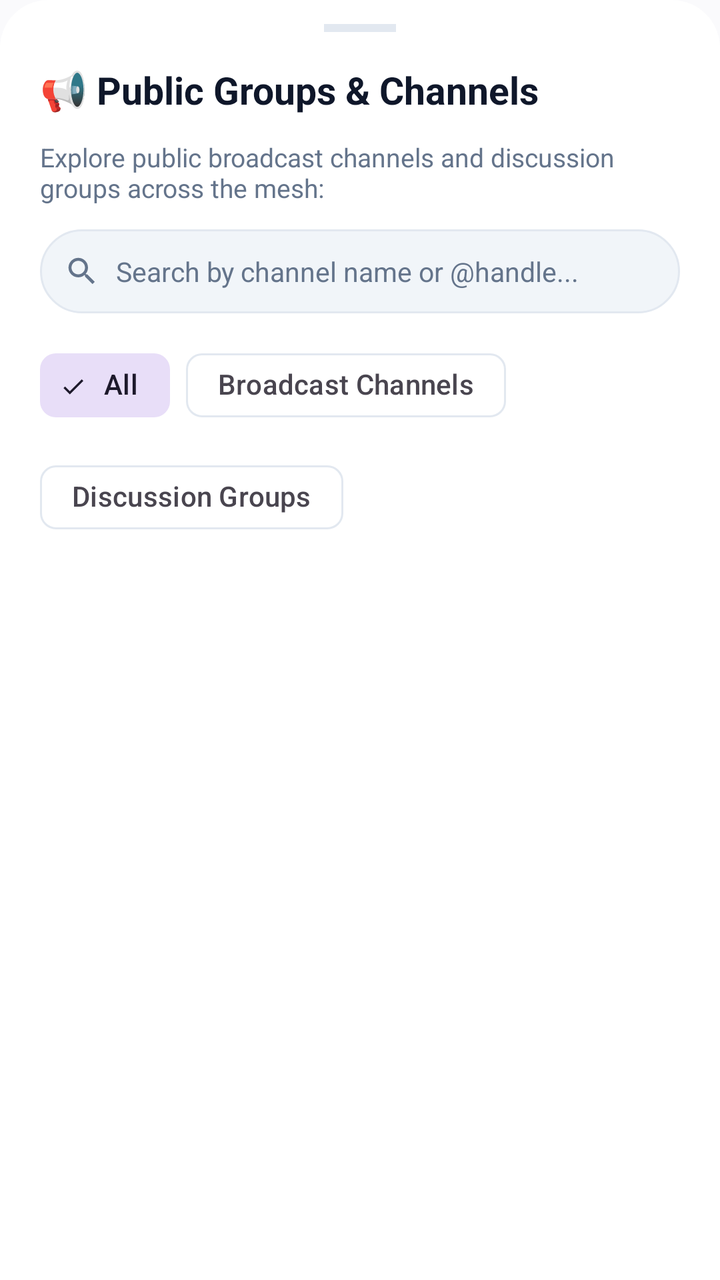
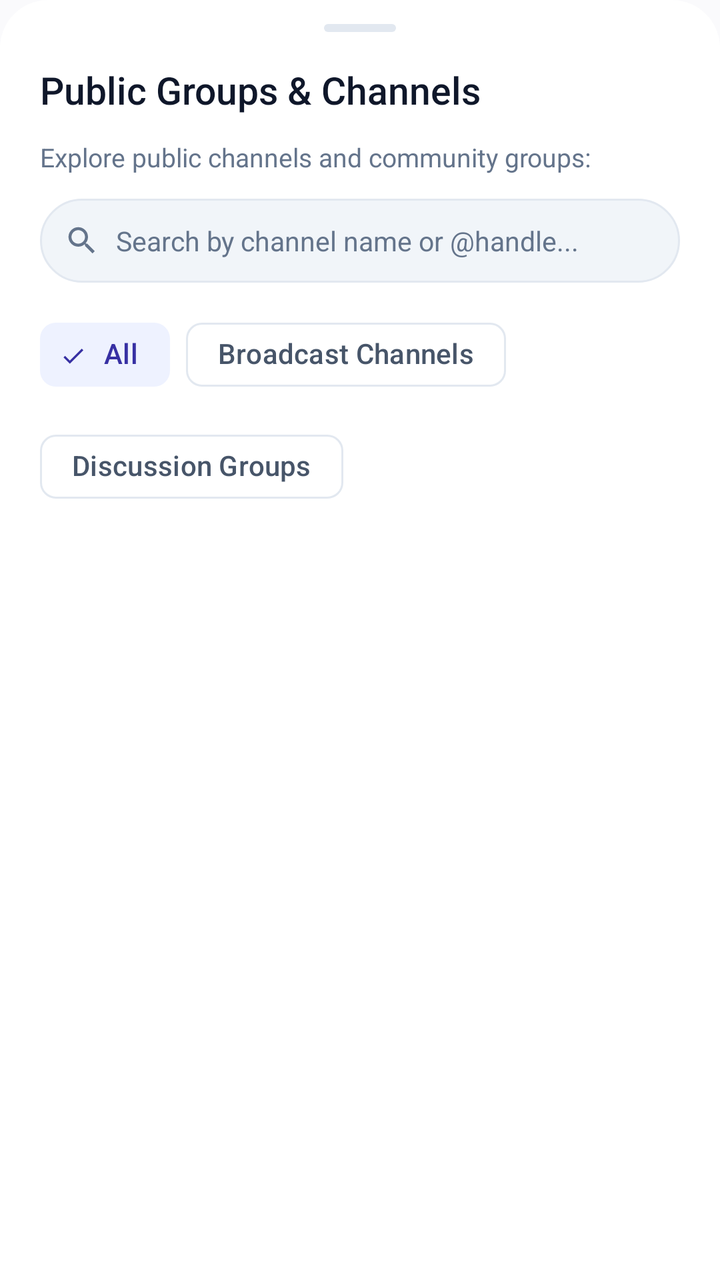

The first picture is an Android layout as it rendered before a commit; the second is the same layout after the commit. The layout source and the unified diff follow.
<!-- AndroidManifest.xml: application theme Theme.VEIL -->
<!-- res/layout/dialog_public_directory.xml -->
<?xml version="1.0" encoding="utf-8"?>
<LinearLayout xmlns:android="http://schemas.android.com/apk/res/android"
    xmlns:app="http://schemas.android.com/apk/res-auto"
    android:layout_width="match_parent"
    android:layout_height="match_parent"
    android:orientation="vertical"
    android:background="@drawable/bottom_sheet_background"
    android:paddingStart="20dp"
    android:paddingEnd="20dp"
    android:paddingTop="12dp"
    android:paddingBottom="24dp">

    
    <View
        android:layout_width="36dp"
        android:layout_height="4dp"
        android:background="@color/colorOutline"
        android:layout_gravity="center_horizontal"
        android:layout_marginBottom="16dp" />

    <LinearLayout
        android:layout_width="match_parent"
        android:layout_height="wrap_content"
        android:orientation="horizontal"
        android:gravity="center_vertical"
        android:layout_marginBottom="12dp">

        <TextView
            android:layout_width="0dp"
            android:layout_height="wrap_content"
            android:layout_weight="1"
            android:text="📢 Public Groups &amp; Channels"
            android:textColor="@color/textPrimary"
            android:textSize="19sp"
            android:textStyle="bold" />

        <ProgressBar
            android:id="@+id/pbDirectoryLoading"
            android:layout_width="24dp"
            android:layout_height="24dp"
            android:visibility="gone" />
    </LinearLayout>

    <TextView
        android:layout_width="match_parent"
        android:layout_height="wrap_content"
        android:text="Explore public broadcast channels and discussion groups across the mesh:"
        android:textColor="@color/textSecondary"
        android:textSize="13sp"
        android:layout_marginBottom="12dp" />

    
    <LinearLayout
        android:layout_width="match_parent"
        android:layout_height="42dp"
        android:background="@drawable/bg_chat_input"
        android:gravity="center_vertical"
        android:orientation="horizontal"
        android:paddingStart="12dp"
        android:paddingEnd="12dp"
        android:layout_marginBottom="12dp">

        <ImageView
            android:layout_width="18dp"
            android:layout_height="18dp"
            android:src="@drawable/ic_search"
            app:tint="@color/textSecondary" />

        <EditText
            android:id="@+id/etSearchDirectory"
            android:layout_width="match_parent"
            android:layout_height="match_parent"
            android:layout_marginStart="8dp"
            android:background="@null"
            android:hint="Search by channel name or @handle..."
            android:textColor="@color/textPrimary"
            android:textColorHint="@color/textSecondary"
            android:textSize="13.5sp"
            android:singleLine="true" />
    </LinearLayout>

    
    <com.google.android.material.chip.ChipGroup
        android:id="@+id/chipGroupDirectoryType"
        android:layout_width="wrap_content"
        android:layout_height="wrap_content"
        android:layout_marginBottom="8dp"
        app:singleSelection="true"
        app:selectionRequired="true">

        <com.google.android.material.chip.Chip
            android:id="@+id/chipDirAll"
            style="@style/Widget.Material3.Chip.Filter"
            android:layout_width="wrap_content"
            android:layout_height="wrap_content"
            android:text="All"
            android:checked="true" />

        <com.google.android.material.chip.Chip
            android:id="@+id/chipDirChannels"
            style="@style/Widget.Material3.Chip.Filter"
            android:layout_width="wrap_content"
            android:layout_height="wrap_content"
            android:text="Broadcast Channels" />

        <com.google.android.material.chip.Chip
            android:id="@+id/chipDirGroups"
            style="@style/Widget.Material3.Chip.Filter"
            android:layout_width="wrap_content"
            android:layout_height="wrap_content"
            android:text="Discussion Groups" />
    </com.google.android.material.chip.ChipGroup>

    
    <FrameLayout
        android:layout_width="match_parent"
        android:layout_height="400dp">

        <androidx.recyclerview.widget.RecyclerView
            android:id="@+id/rvDirectory"
            android:layout_width="match_parent"
            android:layout_height="match_parent"
            android:clipToPadding="false"
            android:paddingTop="4dp"
            android:paddingBottom="16dp" />

        <LinearLayout
            android:id="@+id/emptyDirectoryState"
            android:layout_width="match_parent"
            android:layout_height="match_parent"
            android:gravity="center"
            android:orientation="vertical"
            android:visibility="gone">

            <TextView
                android:layout_width="wrap_content"
                android:layout_height="wrap_content"
                android:text="No public channels found"
                android:textColor="@color/textSecondary"
                android:textSize="14sp" />
        </LinearLayout>
    </FrameLayout>

</LinearLayout>
<!-- resources referenced by this layout -->
<resources>
  <color name="colorOutline">#E2E8F0</color>
  <color name="textPrimary">#0F172A</color>
  <color name="textSecondary">#64748B</color>
  <color name="colorSurfaceVariant">#F1F5F9</color>
  <color name="colorSurface">#FFFFFF</color>
  <color name="text_primary">#0F172A</color>
  <style name="Base.Theme.VEIL" parent="Theme.Material3.DayNight.NoActionBar">
          <item name="android:statusBarColor">@android:color/transparent</item>
          <item name="android:navigationBarColor">@android:color/transparent</item>
          <item name="android:windowLightStatusBar" tools:targetApi="m">true</item>
          <item name="colorPrimary">@color/colorPrimary</item>
          <item name="colorOnPrimary">@color/colorOnPrimary</item>
          <item name="colorPrimaryContainer">@color/colorPrimaryContainer</item>
          <item name="colorOnPrimaryContainer">@color/colorOnPrimaryContainer</item>
          <item name="colorSurface">@color/colorSurface</item>
          <item name="colorSurfaceVariant">@color/colorSurfaceVariant</item>
          <item name="colorOutline">@color/colorOutline</item>
          <item name="android:colorBackground">@color/colorBackground</item>
          <item name="bottomSheetDialogTheme">@style/ModernBottomSheetDialogTheme</item>
      </style>
  <color name="colorPrimary">#4F46E5</color>
  <color name="colorOnPrimary">#FFFFFF</color>
  <color name="colorPrimaryContainer">#EEF2FF</color>
  <color name="colorBackground">#FAFAFC</color>
  <!-- unchanged entries left out for length: 7 -->
</resources>

<!-- the commit's change to res/layout/dialog_public_directory.xml (unified diff, before → after) -->
@@ -14,7 +14,7 @@
     <View
         android:layout_width="36dp"
         android:layout_height="4dp"
-        android:background="@color/colorOutline"
+        android:background="@drawable/bg_persona_drag_handle"
         android:layout_gravity="center_horizontal"
         android:layout_marginBottom="16dp" />
 
@@ -29,10 +29,10 @@
             android:layout_width="0dp"
             android:layout_height="wrap_content"
             android:layout_weight="1"
-            android:text="📢 Public Groups &amp; Channels"
+            android:text="Public Groups &amp; Channels"
             android:textColor="@color/textPrimary"
             android:textSize="19sp"
-            android:textStyle="bold" />
+            android:fontFamily="sans-serif-medium" />
 
         <ProgressBar
             android:id="@+id/pbDirectoryLoading"
@@ -44,7 +44,7 @@
     <TextView
         android:layout_width="match_parent"
         android:layout_height="wrap_content"
-        android:text="Explore public broadcast channels and discussion groups across the mesh:"
+        android:text="Explore public channels and community groups:"
         android:textColor="@color/textSecondary"
         android:textSize="13sp"
         android:layout_marginBottom="12dp" />
<!-- resource entries referenced after the edit -->
@@ -3,6 +3,13 @@
   <color name="colorOutline">#E2E8F0</color>
   <color name="textPrimary">#0F172A</color>
   <color name="textSecondary">#64748B</color>
+  <!-- drawable bg_persona_drag_handle (drawable) -->
+  <?xml version="1.0" encoding="utf-8"?>
+  <shape xmlns:android="http://schemas.android.com/apk/res/android"
+      android:shape="rectangle">
+      <solid android:color="@color/colorOutline" />
+      <corners android:radius="2dp" />
+  </shape>
   <color name="colorSurfaceVariant">#F1F5F9</color>
   <color name="colorSurface">#FFFFFF</color>
   <color name="text_primary">#0F172A</color>
@@ -14,8 +21,25 @@
           <item name="colorOnPrimary">@color/colorOnPrimary</item>
           <item name="colorPrimaryContainer">@color/colorPrimaryContainer</item>
           <item name="colorOnPrimaryContainer">@color/colorOnPrimaryContainer</item>
+          <item name="colorSecondary">@color/colorSecondary</item>
+          <item name="colorOnSecondary">@color/colorOnSecondary</item>
+          <item name="colorSecondaryContainer">@color/colorSecondaryContainer</item>
+          <item name="colorOnSecondaryContainer">@color/colorOnSecondaryContainer</item>
+          <item name="colorTertiary">@color/colorTertiary</item>
+          <item name="colorOnTertiary">@color/colorOnTertiary</item>
+          <item name="colorTertiaryContainer">@color/colorTertiaryContainer</item>
+          <item name="colorOnTertiaryContainer">@color/colorOnTertiaryContainer</item>
           <item name="colorSurface">@color/colorSurface</item>
+          <item name="colorOnSurface">@color/colorOnSurface</item>
           <item name="colorSurfaceVariant">@color/colorSurfaceVariant</item>
+          <item name="colorOnSurfaceVariant">@color/colorOnSurfaceVariant</item>
+          <item name="colorSurfaceDim">@color/colorSurfaceDim</item>
+          <item name="colorSurfaceBright">@color/colorSurfaceBright</item>
+          <item name="colorSurfaceContainerLowest">@color/colorSurfaceContainerLowest</item>
+          <item name="colorSurfaceContainerLow">@color/colorSurfaceContainerLow</item>
+          <item name="colorSurfaceContainer">@color/colorSurfaceContainer</item>
+          <item name="colorSurfaceContainerHigh">@color/colorSurfaceContainerHigh</item>
+          <item name="colorSurfaceContainerHighest">@color/colorSurfaceContainerHighest</item>
           <item name="colorOutline">@color/colorOutline</item>
           <item name="android:colorBackground">@color/colorBackground</item>
           <item name="bottomSheetDialogTheme">@style/ModernBottomSheetDialogTheme</item>
@@ -23,6 +47,23 @@
   <color name="colorPrimary">#4F46E5</color>
   <color name="colorOnPrimary">#FFFFFF</color>
   <color name="colorPrimaryContainer">#EEF2FF</color>
+  <color name="colorSecondary">#0D9488</color>
+  <color name="colorOnSecondary">#FFFFFF</color>
+  <color name="colorSecondaryContainer">#EEF2FF</color>
+  <color name="colorOnSecondaryContainer">#3730A3</color>
+  <color name="colorTertiary">#06B6D4</color>
+  <color name="colorOnTertiary">#FFFFFF</color>
+  <color name="colorTertiaryContainer">#ECFEFF</color>
+  <color name="colorOnTertiaryContainer">#155E75</color>
+  <color name="colorOnSurface">#0F172A</color>
+  <color name="colorOnSurfaceVariant">#475569</color>
+  <color name="colorSurfaceDim">#E2E8F0</color>
+  <color name="colorSurfaceBright">#FFFFFF</color>
+  <color name="colorSurfaceContainerLowest">#FFFFFF</color>
+  <color name="colorSurfaceContainerLow">#F8FAFC</color>
+  <color name="colorSurfaceContainer">#F1F5F9</color>
+  <color name="colorSurfaceContainerHigh">#E2E8F0</color>
+  <color name="colorSurfaceContainerHighest">#CBD5E1</color>
   <color name="colorBackground">#FAFAFC</color>
   <!-- unchanged entries left out for length: 7 -->
 </resources>
